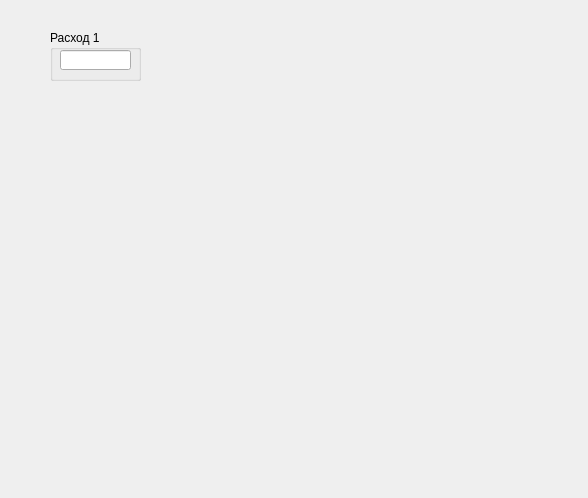
darcyg/ModbusDevices, file ModbusDevices/ui/Tura.ui: the form before one commit.
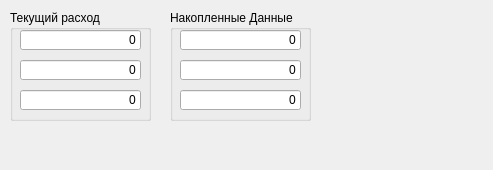
The form after the commit.

Commit message: tura final, stable+

What changed in the file:
```diff
--- a/ModbusDevices/ui/Tura.ui
+++ b/ModbusDevices/ui/Tura.ui
@@ -6,10 +6,16 @@
    <rect>
     <x>0</x>
     <y>0</y>
-    <width>588</width>
-    <height>498</height>
+    <width>493</width>
+    <height>170</height>
    </rect>
   </property>
+  <property name="minimumSize">
+   <size>
+    <width>0</width>
+    <height>160</height>
+   </size>
+  </property>
   <property name="windowTitle">
    <string>TURA</string>
   </property>
@@ -19,25 +25,179 @@
   <widget class="QGroupBox" name="groupBox">
    <property name="geometry">
     <rect>
-     <x>50</x>
-     <y>30</y>
-     <width>91</width>
-     <height>51</height>
+     <x>10</x>
+     <y>10</y>
+     <width>141</width>
+     <height>111</height>
     </rect>
    </property>
    <property name="title">
-    <string>Расход 1</string>
+    <string>Текущий расход</string>
    </property>
    <widget class="QLineEdit" name="lineFlowrate_1">
     <property name="geometry">
      <rect>
       <x>10</x>
       <y>20</y>
-      <width>71</width>
+      <width>121</width>
       <height>20</height>
      </rect>
     </property>
+    <property name="styleSheet">
+     <string notr="true">&quot;key&quot;: &quot;current_flowrate&quot;, &quot;idx&quot;: 0</string>
+    </property>
+    <property name="text">
+     <string>0</string>
+    </property>
+    <property name="maxLength">
+     <number>16</number>
+    </property>
+    <property name="alignment">
+     <set>Qt::AlignRight|Qt::AlignTrailing|Qt::AlignVCenter</set>
+    </property>
    </widget>
+   <widget class="QLineEdit" name="lineFlowrate_5">
+    <property name="geometry">
+     <rect>
+      <x>10</x>
+      <y>50</y>
+      <width>121</width>
+      <height>20</height>
+     </rect>
+    </property>
+    <property name="styleSheet">
+     <string notr="true">&quot;key&quot;: &quot;current_flowrate&quot;, &quot;idx&quot;: 1</string>
+    </property>
+    <property name="text">
+     <string>0</string>
+    </property>
+    <property name="maxLength">
+     <number>16</number>
+    </property>
+    <property name="alignment">
+     <set>Qt::AlignRight|Qt::AlignTrailing|Qt::AlignVCenter</set>
+    </property>
+   </widget>
+   <widget class="QLineEdit" name="lineFlowrate_6">
+    <property name="geometry">
+     <rect>
+      <x>10</x>
+      <y>80</y>
+      <width>121</width>
+      <height>20</height>
+     </rect>
+    </property>
+    <property name="styleSheet">
+     <string notr="true">&quot;key&quot;: &quot;current_flowrate&quot;, &quot;idx&quot;: 2</string>
+    </property>
+    <property name="text">
+     <string>0</string>
+    </property>
+    <property name="maxLength">
+     <number>16</number>
+    </property>
+    <property name="alignment">
+     <set>Qt::AlignRight|Qt::AlignTrailing|Qt::AlignVCenter</set>
+    </property>
+   </widget>
+  </widget>
+  <widget class="QGroupBox" name="groupBox_2">
+   <property name="geometry">
+    <rect>
+     <x>170</x>
+     <y>10</y>
+     <width>141</width>
+     <height>111</height>
+    </rect>
+   </property>
+   <property name="title">
+    <string>Накопленные Данные</string>
+   </property>
+   <widget class="QLineEdit" name="lineFlowrate_2">
+    <property name="geometry">
+     <rect>
+      <x>10</x>
+      <y>20</y>
+      <width>121</width>
+      <height>20</height>
+     </rect>
+    </property>
+    <property name="styleSheet">
+     <string notr="true">&quot;key&quot;: &quot;accum_volume&quot;, &quot;idx&quot;: 0</string>
+    </property>
+    <property name="text">
+     <string>0</string>
+    </property>
+    <property name="maxLength">
+     <number>16</number>
+    </property>
+    <property name="alignment">
+     <set>Qt::AlignRight|Qt::AlignTrailing|Qt::AlignVCenter</set>
+    </property>
+   </widget>
+   <widget class="QLineEdit" name="lineFlowrate_3">
+    <property name="geometry">
+     <rect>
+      <x>10</x>
+      <y>50</y>
+      <width>121</width>
+      <height>20</height>
+     </rect>
+    </property>
+    <property name="styleSheet">
+     <string notr="true">&quot;key&quot;: &quot;accum_volume&quot;, &quot;idx&quot;: 1</string>
+    </property>
+    <property name="text">
+     <string>0</string>
+    </property>
+    <property name="maxLength">
+     <number>16</number>
+    </property>
+    <property name="alignment">
+     <set>Qt::AlignRight|Qt::AlignTrailing|Qt::AlignVCenter</set>
+    </property>
+   </widget>
+   <widget class="QLineEdit" name="lineFlowrate_4">
+    <property name="geometry">
+     <rect>
+      <x>10</x>
+      <y>80</y>
+      <width>121</width>
+      <height>20</height>
+     </rect>
+    </property>
+    <property name="styleSheet">
+     <string notr="true">&quot;key&quot;: &quot;accum_volume&quot;, &quot;idx&quot;: 2</string>
+    </property>
+    <property name="text">
+     <string>0</string>
+    </property>
+    <property name="maxLength">
+     <number>16</number>
+    </property>
+    <property name="alignment">
+     <set>Qt::AlignRight|Qt::AlignTrailing|Qt::AlignVCenter</set>
+    </property>
+   </widget>
+  </widget>
+  <widget class="QLabel" name="labInfo">
+   <property name="geometry">
+    <rect>
+     <x>330</x>
+     <y>20</y>
+     <width>111</width>
+     <height>91</height>
+    </rect>
+   </property>
+   <property name="styleSheet">
+    <string notr="true">&quot;key&quot;: &quot;display_info&quot;</string>
+   </property>
+   <property name="text">
+    <string/>
+   </property>
+   <property name="alignment">
+    <set>Qt::AlignLeading|Qt::AlignLeft|Qt::AlignTop</set>
+   </property>
   </widget>
  </widget>
  <resources/>
```
The commit also changes 20 other files.
